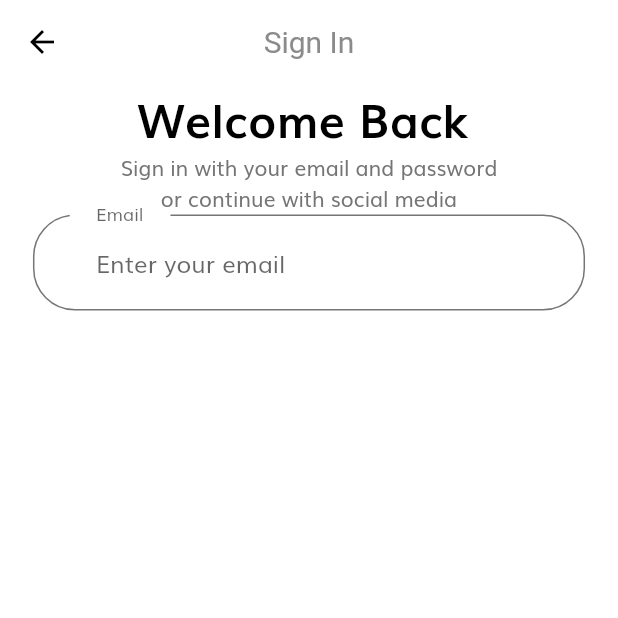
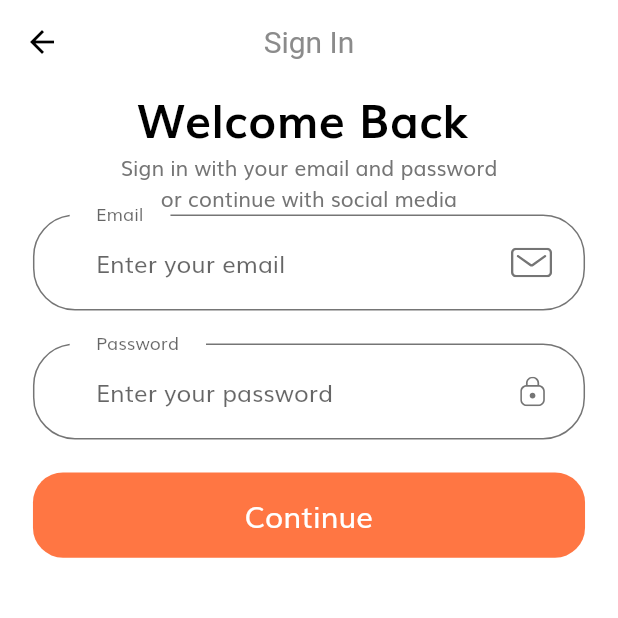
Before and after one commit to Parfait18/E-Commerce-App-Flutter-UI, a Flutter app: the screen it shows after launch, after a tap on "Continuer", on a phone screen of 412 x 824 dp, the top half of it. Run offline on Flutter 3.47's test engine with Material 2 defaults, Android fonts, the phone set to English and light mode, and no system bars; our stand-ins replace flutter_svg.

Commit message:
feat:solving login screeen

```diff
--- /dev/null
+++ b/lib/components/form_error.dart
@@ -0,0 +1,35 @@
+
+import 'package:flutter/material.dart';
+import 'package:flutter_svg/flutter_svg.dart';
+
+import '../size_config.dart';
+
+class FormError extends StatelessWidget {
+  const FormError({Key? key, required this.errors }) : super(key: key);
+
+  final List<String> errors;
+
+  @override
+  Widget build(BuildContext context) {
+    return Column(
+        children: List.generate(
+          errors.length, (index) =>
+            buildFormErrorText(error: errors[index]),
+        )
+    );
+  }
+
+  Row buildFormErrorText({required String error}) {
+    return Row(
+      children: [
+        SvgPicture.asset(
+          "assets/icons/Error.svg",
+          height: getProportionateScreenHeight(14),
+          width: getProportionateScreenWidth(14),
+        ),
+        SizedBox(width: getProportionateScreenWidth(10),),
+        Text(error),
+      ],
+    );
+  }
+}
--- a/lib/constants.dart
+++ b/lib/constants.dart
@@ -1,4 +1,5 @@
 import 'package:flutter/material.dart';
+import 'package:shop_app/size_config.dart';
 const cPrimaryColor= Color(0xFFFF7643);
 const cPrimaryLightColor= Color(0xFFFFECDF);
 const cPrimaryGradientColor = LinearGradient(
@@ -10,3 +11,31 @@ const cSecondaryColor = Color(0xFF979797);
 const cTextColor = Color(0xFF757575);
 
 const cAnimationDuration = Duration(milliseconds: 200);
+
+
+// Form Error
+final RegExp emailValidatorRegExp =
+RegExp(r"^[a-zA-Z0-9.]+@[a-zA-Z0-9]+\.[a-zA-Z]+");
+const String cEmailNullError = "Please Enter your email";
+const String cInvalidEmailError = "Please Enter Valid Email";
+const String cPassNullError = "Please Enter your password";
+const String cShortPassError = "Password is too short";
+const String cMatchPassError = "Passwords don't match";
+const String cNamelNullError = "Please Enter your name";
+const String cPhoneNumberNullError = "Please Enter your phone number";
+const String cAddressNullError = "Please Enter your address";
+
+final otpInputDecoration = InputDecoration(
+  contentPadding:
+  EdgeInsets.symmetric(vertical: getProportionateScreenWidth(15)),
+  border: outlineInputBorder(),
+  focusedBorder: outlineInputBorder(),
+  enabledBorder: outlineInputBorder(),
+);
+
+OutlineInputBorder outlineInputBorder() {
+  return OutlineInputBorder(
+    borderRadius: BorderRadius.circular(getProportionateScreenWidth(15)),
+    borderSide: BorderSide(color: cTextColor),
+  );
+}
--- a/lib/screens/sign_in/components/body.dart
+++ b/lib/screens/sign_in/components/body.dart
@@ -1,6 +1,11 @@
 import 'package:flutter/material.dart';
+import 'package:flutter_svg/flutter_svg.dart';
+import 'package:shop_app/components/default_button.dart';
 import 'package:shop_app/constants.dart';
 import 'package:shop_app/size_config.dart';
+
+import '../../../components/form_error.dart';
+
 class Body extends StatelessWidget {
   const Body({Key? key}) : super(key: key);
 
@@ -10,16 +15,18 @@ class Body extends StatelessWidget {
         child: SizedBox(
       width: double.infinity,
       child: Padding(
-             padding: EdgeInsets.symmetric(horizontal: getProportionateScreenWidth(20)),
+        padding:
+            EdgeInsets.symmetric(horizontal: getProportionateScreenWidth(20)),
         child: Column(
-                children:  [
+          children: [
             Text(
               "Welcome Back ",
               style: TextStyle(
-                      color:Colors.black,
+                color: Colors.black,
                 fontSize: getProportionateScreenWidth(28),
-                      fontWeight: FontWeight.bold,)
-                  ,),
+                fontWeight: FontWeight.bold,
+              ),
+            ),
             Text(
               "Sign in with your email and password  \nor continue with social media",
               textAlign: TextAlign.center,
@@ -28,8 +35,7 @@ class Body extends StatelessWidget {
           ],
         ),
       ),
-         )
-    );
+    ));
   }
 }
 
@@ -41,21 +47,96 @@ class SignForm extends StatefulWidget {
 }
 
 class _SignFormState extends State<SignForm> {
+  final _formKey = GlobalKey<FormState>();
+  final List<String> errors = [];
+
   @override
   Widget build(BuildContext context) {
     return Form(
+      key: _formKey,
       child: Column(
         children: [
-          TextFormField(
-            decoration: InputDecoration(
-              labelText: "Email",
-              hintText:"Enter your email",
-              floatingLabelBehavior: FloatingLabelBehavior.always,
+          buildEmailFormField(),
+          SizedBox(
+            height: getProportionateScreenWidth(20),
           ),
-          )
+          buildPasswordFormField(),
+          SizedBox(
+            height: getProportionateScreenWidth(20),
+          ),
+          FormError(errors: errors),
+          DefaultButton(
+              text: "Continue",
+              press: () {
+                if (_formKey.currentState!.validate()) {
+                  _formKey.currentState!.save();
+                }
+              })
         ],
       ),
     );
   }
 
+  TextFormField buildEmailFormField() {
+    return TextFormField(
+      keyboardType: TextInputType.emailAddress,
+      onChanged: (value){
+        if (value.isNotEmpty && errors.contains(cEmailNullError)) {
+          setState(() {
+            errors.remove(cEmailNullError);
+          });
+        } else if (!emailValidatorRegExp.hasMatch(value) &&
+            errors.contains(cInvalidEmailError)) {
+          setState(() {
+            errors.remove(cInvalidEmailError);
+          });
         }
+        return null;
+      },
+      validator: (value) {
+        if (value!.isEmpty && !errors.contains(cEmailNullError)) {
+          setState(() {
+            errors.add(cEmailNullError);
+          });
+        } else if (!emailValidatorRegExp.hasMatch(value) &&
+            !errors.contains(cInvalidEmailError)) {
+          setState(() {
+            errors.add(cInvalidEmailError);
+          });
+        }
+        return null;
+      },
+      decoration: InputDecoration(
+          labelText: "Email",
+          hintText: "Enter your email",
+          floatingLabelBehavior: FloatingLabelBehavior.always,
+          suffixIcon: CustomSuffixIcon(svgIcon: "assets/icons/Mail.svg")),
+    );
+  }
+}
+
+TextFormField buildPasswordFormField() {
+  return TextFormField(
+    obscureText: true,
+    keyboardType: TextInputType.emailAddress,
+    decoration: InputDecoration(
+        labelText: "Password",
+        hintText: "Enter your password",
+        floatingLabelBehavior: FloatingLabelBehavior.always,
+        suffixIcon: CustomSuffixIcon(svgIcon: "assets/icons/Lock.svg")),
+  );
+}
+
+class CustomSuffixIcon extends StatelessWidget {
+  const CustomSuffixIcon({Key? key, required this.svgIcon}) : super(key: key);
+  final String svgIcon;
+
+  @override
+  Widget build(BuildContext context) {
+    return Padding(
+      padding: EdgeInsets.fromLTRB(0, getProportionateScreenWidth(20),
+          getProportionateScreenWidth(20), getProportionateScreenWidth(20)),
+      child: SvgPicture.asset(svgIcon, height: getProportionateScreenWidth(18)),
+    );
+  }
+}
--- a/lib/theme.dart
+++ b/lib/theme.dart
@@ -27,21 +27,19 @@ ThemeData  theme(){
 }
 
 InputDecorationTheme inputDecorationTheme() {
+  OutlineInputBorder outlineInputBorder = OutlineInputBorder(
+        borderRadius: BorderRadius.circular(28),
+        borderSide: BorderSide(color: cTextColor),
+        gapPadding: 18
+    );
   return InputDecorationTheme(
     floatingLabelBehavior: FloatingLabelBehavior.always,
     contentPadding: EdgeInsets.symmetric(
         horizontal:42,
         vertical: 20
     ),
-    enabledBorder: OutlineInputBorder(
-        borderRadius: BorderRadius.circular(28),
-        borderSide: BorderSide(color: cTextColor),
-        gapPadding: 18
-    ),
-    focusedBorder: OutlineInputBorder(
-        borderRadius: BorderRadius.circular(28),
-        borderSide: BorderSide(color: cTextColor),
-        gapPadding: 18
-    ),
+    enabledBorder: outlineInputBorder,
+    focusedBorder:outlineInputBorder,
+    border:outlineInputBorder,
   );
 }
--- a/pubspec.yaml
+++ b/pubspec.yaml
@@ -34,8 +34,8 @@ dependencies:
   # The following adds the Cupertino Icons font to your application.
   # Use with the CupertinoIcons class for iOS style icons.
   cupertino_icons: ^1.0.2
-  flutter_svg: ^0.17.4 #help to use svg in app
-  provider: ^4.3.1 #for state management
+  flutter_svg: ^1.0.3 #help to use svg in app
+  provider: ^6.0.2 #for state management
 
 
 dev_dependencies:
```
Also changed, not shown: lib/screens/splash/components/body.dart (+25 -29 lines), pubspec.lock. Lines whose indentation alone changed are shown as unchanged.
